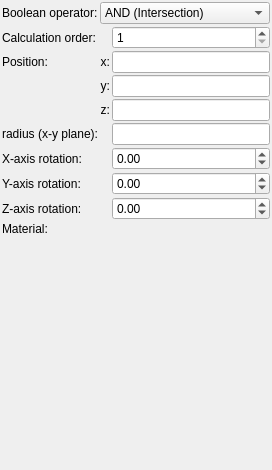
Qt form mandelbulber2/formula/ui/primitive_circle.ui (buddhi1980/mandelbulber2) before a commit.
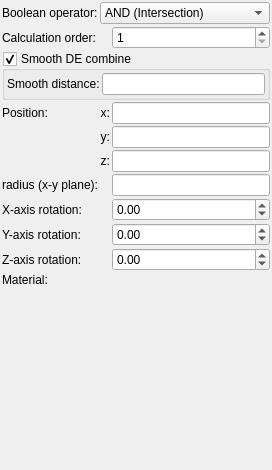
The same form after that commit. Custom widgets are drawn as their Qt base class.

Commit message: Implemented smooth DE combine for primitives in CPU code

What changed in the file:
```diff
--- a/mandelbulber2/formula/ui/primitive_circle.ui
+++ b/mandelbulber2/formula/ui/primitive_circle.ui
@@ -35,54 +35,6 @@
       <number>2</number>
      </property>
      <item row="4" column="2">
-      <widget class="MyLineEdit" name="vect3_position_z">
-       <property name="sizePolicy">
-        <sizepolicy hsizetype="Expanding" vsizetype="Maximum">
-         <horstretch>0</horstretch>
-         <verstretch>0</verstretch>
-        </sizepolicy>
-       </property>
-      </widget>
-     </item>
-     <item row="2" column="2">
-      <widget class="MyLineEdit" name="vect3_position_x">
-       <property name="sizePolicy">
-        <sizepolicy hsizetype="Expanding" vsizetype="Maximum">
-         <horstretch>0</horstretch>
-         <verstretch>0</verstretch>
-        </sizepolicy>
-       </property>
-      </widget>
-     </item>
-     <item row="7" column="2">
-      <widget class="MyDoubleSpinBox" name="spinboxd3_rotation_y">
-       <property name="sizePolicy">
-        <sizepolicy hsizetype="Minimum" vsizetype="Maximum">
-         <horstretch>0</horstretch>
-         <verstretch>0</verstretch>
-        </sizepolicy>
-       </property>
-       <property name="prefix">
-        <string/>
-       </property>
-       <property name="suffix">
-        <string/>
-       </property>
-       <property name="decimals">
-        <number>2</number>
-       </property>
-       <property name="minimum">
-        <double>-36000.000000000000000</double>
-       </property>
-       <property name="maximum">
-        <double>36000.000000000000000</double>
-       </property>
-       <property name="singleStep">
-        <double>0.100000000000000</double>
-       </property>
-      </widget>
-     </item>
-     <item row="3" column="2">
       <widget class="MyLineEdit" name="vect3_position_y">
        <property name="sizePolicy">
         <sizepolicy hsizetype="Expanding" vsizetype="Maximum">
@@ -92,104 +44,78 @@
        </property>
       </widget>
      </item>
+     <item row="0" column="0">
+      <widget class="QLabel" name="label_20">
+       <property name="text">
+        <string>Boolean operator:</string>
+       </property>
+       <property name="wordWrap">
+        <bool>true</bool>
+       </property>
+      </widget>
+     </item>
+     <item row="9" column="0">
+      <widget class="QLabel" name="label_15">
+       <property name="text">
+        <string>Z-axis rotation:</string>
+       </property>
+      </widget>
+     </item>
      <item row="4" column="1">
-      <widget class="QLabel" name="label_13">
+      <widget class="QLabel" name="label_12">
        <property name="text">
-        <string>z:</string>
+        <string>y:</string>
        </property>
        <property name="alignment">
         <set>Qt::AlignRight|Qt::AlignTrailing|Qt::AlignVCenter</set>
        </property>
       </widget>
      </item>
-     <item row="2" column="0">
+     <item row="10" column="1" colspan="2">
+      <widget class="cMaterialSelector" name="materialselector_material_id" native="true">
+       <property name="sizePolicy">
+        <sizepolicy hsizetype="Preferred" vsizetype="Minimum">
+         <horstretch>0</horstretch>
+         <verstretch>0</verstretch>
+        </sizepolicy>
+       </property>
+      </widget>
+     </item>
+     <item row="3" column="0">
       <widget class="QLabel" name="label_10">
        <property name="text">
         <string>Position:</string>
        </property>
       </widget>
      </item>
-     <item row="7" column="0">
+     <item row="8" column="0">
       <widget class="QLabel" name="label_9">
        <property name="text">
         <string>Y-axis rotation:</string>
        </property>
       </widget>
      </item>
-     <item row="9" column="0">
-      <widget class="QLabel" name="label_19">
-       <property name="text">
-        <string>Material:</string>
-       </property>
-      </widget>
-     </item>
      <item row="6" column="2">
-      <widget class="MyDoubleSpinBox" name="spinboxd3_rotation_x">
+      <widget class="MyLineEdit" name="logedit_radius">
        <property name="sizePolicy">
-        <sizepolicy hsizetype="Minimum" vsizetype="Maximum">
+        <sizepolicy hsizetype="Expanding" vsizetype="Maximum">
          <horstretch>0</horstretch>
          <verstretch>0</verstretch>
         </sizepolicy>
        </property>
-       <property name="prefix">
-        <string/>
-       </property>
-       <property name="suffix">
-        <string/>
-       </property>
-       <property name="decimals">
-        <number>2</number>
-       </property>
-       <property name="minimum">
-        <double>-36000.000000000000000</double>
-       </property>
-       <property name="maximum">
-        <double>36000.000000000000000</double>
-       </property>
-       <property name="singleStep">
-        <double>0.100000000000000</double>
-       </property>
       </widget>
      </item>
-     <item row="1" column="0">
-      <widget class="QLabel" name="label_21">
-       <property name="text">
-        <string>Calculation order:</string>
-       </property>
-       <property name="wordWrap">
-        <bool>true</bool>
-       </property>
-      </widget>
-     </item>
-     <item row="8" column="2">
-      <widget class="MyDoubleSpinBox" name="spinboxd3_rotation_z">
+     <item row="3" column="2">
+      <widget class="MyLineEdit" name="vect3_position_x">
        <property name="sizePolicy">
-        <sizepolicy hsizetype="Minimum" vsizetype="Maximum">
+        <sizepolicy hsizetype="Expanding" vsizetype="Maximum">
          <horstretch>0</horstretch>
          <verstretch>0</verstretch>
         </sizepolicy>
        </property>
-       <property name="prefix">
-        <string/>
-       </property>
-       <property name="suffix">
-        <string/>
-       </property>
-       <property name="decimals">
-        <number>2</number>
-       </property>
-       <property name="minimum">
-        <double>-36000.000000000000000</double>
-       </property>
-       <property name="maximum">
-        <double>36000.000000000000000</double>
-       </property>
-       <property name="singleStep">
-        <double>0.100000000000000</double>
-       </property>
       </widget>
      </item>
-     <item row="2" column="1">
+     <item row="3" column="1">
       <widget class="QLabel" name="label_11">
        <property name="text">
         <string>x:</string>
@@ -199,14 +125,7 @@
        </property>
       </widget>
      </item>
-     <item row="8" column="0">
-      <widget class="QLabel" name="label_15">
-       <property name="text">
-        <string>Z-axis rotation:</string>
-       </property>
-      </widget>
-     </item>
-     <item row="6" column="0">
+     <item row="7" column="0">
       <widget class="QLabel" name="label_8">
        <property name="text">
         <string>X-axis rotation:</string>
@@ -214,7 +133,7 @@
       </widget>
      </item>
      <item row="5" column="2">
-      <widget class="MyLineEdit" name="logedit_radius">
+      <widget class="MyLineEdit" name="vect3_position_z">
        <property name="sizePolicy">
         <sizepolicy hsizetype="Expanding" vsizetype="Maximum">
          <horstretch>0</horstretch>
@@ -223,7 +142,82 @@
        </property>
       </widget>
      </item>
-     <item row="5" column="0">
+     <item row="9" column="2">
+      <widget class="MyDoubleSpinBox" name="spinboxd3_rotation_z">
+       <property name="sizePolicy">
+        <sizepolicy hsizetype="Minimum" vsizetype="Maximum">
+         <horstretch>0</horstretch>
+         <verstretch>0</verstretch>
+        </sizepolicy>
+       </property>
+       <property name="prefix">
+        <string/>
+       </property>
+       <property name="suffix">
+        <string/>
+       </property>
+       <property name="decimals">
+        <number>2</number>
+       </property>
+       <property name="minimum">
+        <double>-36000.000000000000000</double>
+       </property>
+       <property name="maximum">
+        <double>36000.000000000000000</double>
+       </property>
+       <property name="singleStep">
+        <double>0.100000000000000</double>
+       </property>
+      </widget>
+     </item>
+     <item row="1" column="2">
+      <widget class="MySpinBox" name="spinboxInt_calculation_order">
+       <property name="sizePolicy">
+        <sizepolicy hsizetype="Minimum" vsizetype="Maximum">
+         <horstretch>0</horstretch>
+         <verstretch>0</verstretch>
+        </sizepolicy>
+       </property>
+       <property name="toolTip">
+        <string>&lt;html&gt;&lt;head/&gt;&lt;body&gt;&lt;p&gt;Order of calculation boolean operators. Object with lower number will be calculated first.&lt;/p&gt;&lt;/body&gt;&lt;/html&gt;</string>
+       </property>
+       <property name="minimum">
+        <number>1</number>
+       </property>
+       <property name="maximum">
+        <number>9999</number>
+       </property>
+      </widget>
+     </item>
+     <item row="7" column="2">
+      <widget class="MyDoubleSpinBox" name="spinboxd3_rotation_x">
+       <property name="sizePolicy">
+        <sizepolicy hsizetype="Minimum" vsizetype="Maximum">
+         <horstretch>0</horstretch>
+         <verstretch>0</verstretch>
+        </sizepolicy>
+       </property>
+       <property name="prefix">
+        <string/>
+       </property>
+       <property name="suffix">
+        <string/>
+       </property>
+       <property name="decimals">
+        <number>2</number>
+       </property>
+       <property name="minimum">
+        <double>-36000.000000000000000</double>
+       </property>
+       <property name="maximum">
+        <double>36000.000000000000000</double>
+       </property>
+       <property name="singleStep">
+        <double>0.100000000000000</double>
+       </property>
+      </widget>
+     </item>
+     <item row="6" column="0">
       <widget class="QLabel" name="label_14">
        <property name="text">
         <string>radius (x-y plane):</string>
@@ -233,36 +227,6 @@
        </property>
       </widget>
      </item>
-     <item row="3" column="1">
-      <widget class="QLabel" name="label_12">
-       <property name="text">
-        <string>y:</string>
-       </property>
-       <property name="alignment">
-        <set>Qt::AlignRight|Qt::AlignTrailing|Qt::AlignVCenter</set>
-       </property>
-      </widget>
-     </item>
-     <item row="9" column="1" colspan="2">
-      <widget class="cMaterialSelector" name="materialselector_material_id" native="true">
-       <property name="sizePolicy">
-        <sizepolicy hsizetype="Preferred" vsizetype="Minimum">
-         <horstretch>0</horstretch>
-         <verstretch>0</verstretch>
-        </sizepolicy>
-       </property>
-      </widget>
-     </item>
-     <item row="0" column="0">
-      <widget class="QLabel" name="label_20">
-       <property name="text">
-        <string>Boolean operator:</string>
-       </property>
-       <property name="wordWrap">
-        <bool>true</bool>
-       </property>
-      </widget>
-     </item>
      <item row="0" column="1" colspan="2">
       <widget class="MyComboBox" name="comboBox_boolean_operator">
        <property name="sizePolicy">
@@ -293,23 +257,106 @@
        </item>
       </widget>
      </item>
-     <item row="1" column="2">
-      <widget class="MySpinBox" name="spinboxInt_calculation_order">
+     <item row="5" column="1">
+      <widget class="QLabel" name="label_13">
+       <property name="text">
+        <string>z:</string>
+       </property>
+       <property name="alignment">
+        <set>Qt::AlignRight|Qt::AlignTrailing|Qt::AlignVCenter</set>
+       </property>
+      </widget>
+     </item>
+     <item row="10" column="0">
+      <widget class="QLabel" name="label_19">
+       <property name="text">
+        <string>Material:</string>
+       </property>
+      </widget>
+     </item>
+     <item row="8" column="2">
+      <widget class="MyDoubleSpinBox" name="spinboxd3_rotation_y">
        <property name="sizePolicy">
         <sizepolicy hsizetype="Minimum" vsizetype="Maximum">
          <horstretch>0</horstretch>
          <verstretch>0</verstretch>
         </sizepolicy>
        </property>
-       <property name="toolTip">
-        <string>&lt;html&gt;&lt;head/&gt;&lt;body&gt;&lt;p&gt;Order of calculation boolean operators. Object with lower number will be calculated first.&lt;/p&gt;&lt;/body&gt;&lt;/html&gt;</string>
+       <property name="prefix">
+        <string/>
+       </property>
+       <property name="suffix">
+        <string/>
+       </property>
+       <property name="decimals">
+        <number>2</number>
        </property>
        <property name="minimum">
-        <number>1</number>
+        <double>-36000.000000000000000</double>
        </property>
        <property name="maximum">
-        <number>9999</number>
+        <double>36000.000000000000000</double>
        </property>
+       <property name="singleStep">
+        <double>0.100000000000000</double>
+       </property>
+      </widget>
+     </item>
+     <item row="1" column="0">
+      <widget class="QLabel" name="label_21">
+       <property name="text">
+        <string>Calculation order:</string>
+       </property>
+       <property name="wordWrap">
+        <bool>true</bool>
+       </property>
+      </widget>
+     </item>
+     <item row="2" column="0" colspan="3">
+      <widget class="MyGroupBox" name="groupCheck_smooth_de_combine_enable">
+       <property name="title">
+        <string>Smooth DE combine</string>
+       </property>
+       <property name="checkable">
+        <bool>true</bool>
+       </property>
+       <layout class="QGridLayout" name="gridLayout_4">
+        <property name="leftMargin">
+         <number>2</number>
+        </property>
+        <property name="topMargin">
+         <number>2</number>
+        </property>
+        <property name="rightMargin">
+         <number>2</number>
+        </property>
+        <property name="bottomMargin">
+         <number>2</number>
+        </property>
+        <property name="spacing">
+         <number>2</number>
+        </property>
+        <item row="0" column="0">
+         <widget class="QLabel" name="label_306">
+          <property name="text">
+           <string>Smooth distance:</string>
+          </property>
+          <property name="wordWrap">
+           <bool>true</bool>
+          </property>
+         </widget>
+        </item>
+        <item row="0" column="1">
+         <widget class="MyLineEdit" name="logedit_smooth_de_combine_distance">
+          <property name="sizePolicy">
+           <sizepolicy hsizetype="Expanding" vsizetype="Maximum">
+            <horstretch>0</horstretch>
+            <verstretch>0</verstretch>
+           </sizepolicy>
+          </property>
+         </widget>
+        </item>
+       </layout>
       </widget>
      </item>
     </layout>
@@ -356,6 +403,12 @@
    <extends>QSpinBox</extends>
    <header>my_spin_box.h</header>
   </customwidget>
+  <customwidget>
+   <class>MyGroupBox</class>
+   <extends>QGroupBox</extends>
+   <header>my_group_box.h</header>
+   <container>1</container>
+  </customwidget>
  </customwidgets>
  <tabstops>
   <tabstop>vect3_position_x</tabstop>
```
The commit also changes 12 other files.
